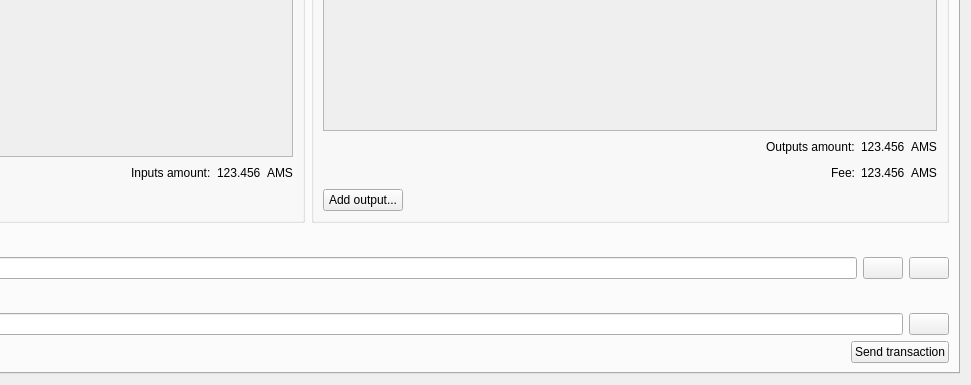
This is src/qt/forms/multisigdialog.ui in ALLMINER/XDE2 as Qt 5 draws it before an edit; both pictures show x 356 to 1327 and y 210 to 595 of the 1327 by 595 pixel window. The edited form follows.
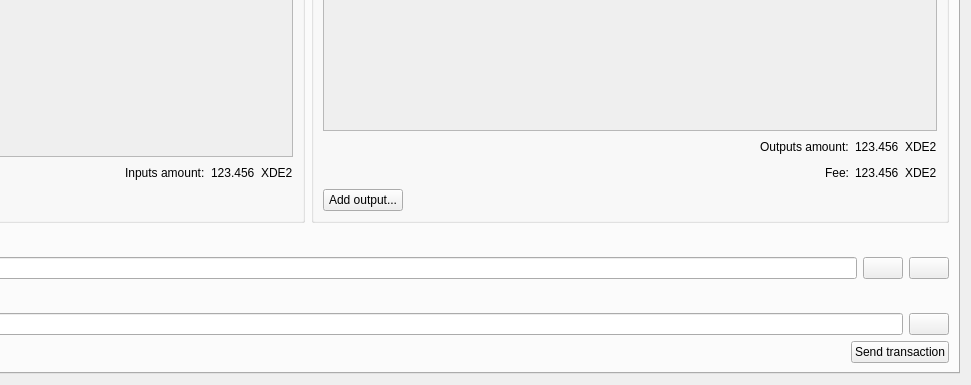
This is the edited form. The open tabs and pages were chosen to show the change. Icons and pictures are not drawn.

```diff
--- a/src/qt/forms/multisigdialog.ui
+++ b/src/qt/forms/multisigdialog.ui
@@ -399,7 +399,7 @@
                 <item>
                  <widget class="QLabel" name="label">
                   <property name="text">
-                   <string>AMS</string>
+                   <string>XDE2</string>
                   </property>
                  </widget>
                 </item>
@@ -518,7 +518,7 @@
                 <item>
                  <widget class="QLabel" name="label_2">
                   <property name="text">
-                   <string>AMS</string>
+                   <string>XDE2</string>
                   </property>
                  </widget>
                 </item>
@@ -556,7 +556,7 @@
                 <item>
                  <widget class="QLabel" name="label_3">
                   <property name="text">
-                   <string>AMS</string>
+                   <string>XDE2</string>
                   </property>
                  </widget>
                 </item>
```
